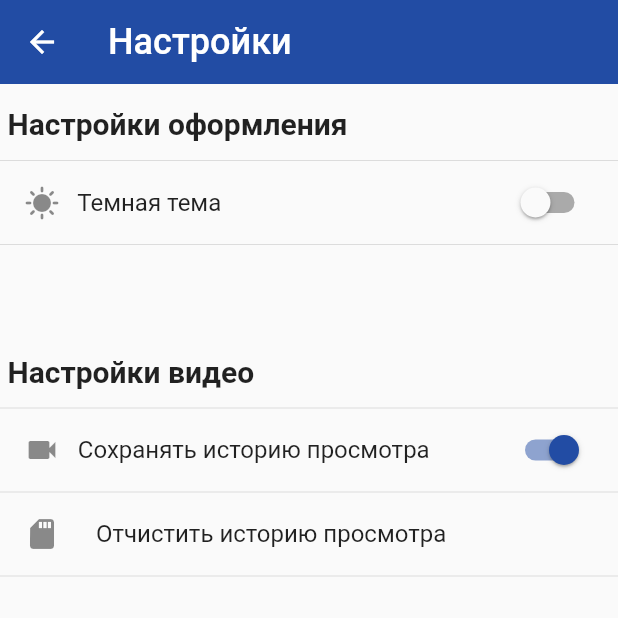
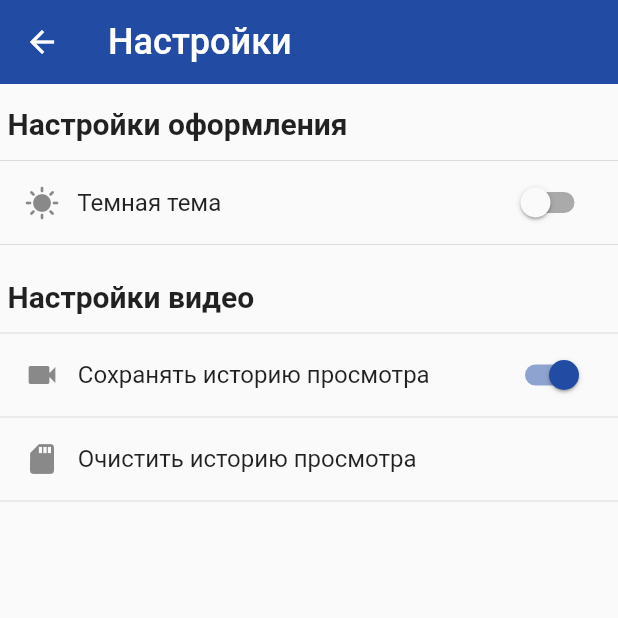
Before and after one commit to themickey03/OpenUniversityRSVPU, a Flutter app: the screen it shows after launch, item 3 of the bottom bar chosen, after a tap on "Настройки", on a phone screen of 412 x 824 dp, the top half of it. Run offline on Flutter 3.47's test engine with Material 2 defaults, Android fonts, the phone set to English and light mode, and no system bars; our stand-ins replace better_player, easy_search_bar, shared_preferences; network calls fail.

Commit message:
bug fix: visual changes on text

```diff
--- a/lib/About/AboutWidget.dart
+++ b/lib/About/AboutWidget.dart
@@ -75,11 +75,6 @@ class _AboutWidgetState extends State<AboutWidget> {
                 trailing: const Icon(Icons.arrow_forward_ios, size: 15.0),
               ),
               const Divider(),
-              const SizedBox(
-                height: 40,
-                child: Text(""),
-              ),
-              const Divider(),
               // ListTile(
               //   onTap: (){
               //     Navigator.of(context).push(
--- a/lib/About/Settings/AppSettings.dart
+++ b/lib/About/Settings/AppSettings.dart
@@ -111,10 +111,6 @@ class _AppSettingsWidgetState extends State<AppSettingsWidget> {
                 },
               ),
               const Divider(),
-              const SizedBox(
-                height: 50,
-                child: Text(""),
-              ),
               const Padding(
                 padding: EdgeInsets.only(
                     top: 15.0, left: 5.0, right: 5.0, bottom: 5.0),
@@ -210,11 +206,16 @@ class _AppSettingsWidgetState extends State<AppSettingsWidget> {
                     },
                   );
                 },
-                child: const ListTile(
+                child: ListTile(
                   visualDensity: VisualDensity(horizontal: -4, vertical: -4),
-                  title: Text("Отчистить историю просмотра",
-                      style: TextStyle(fontSize: 16)),
-                  leading: Icon(Icons.sd_storage),
+                  title: Row(
+                    children: [
+                      Icon(Icons.sd_storage),
+                      const Expanded(
+                          child: Text("   Очистить историю просмотра",
+                              style: TextStyle(fontSize: 16))),
+                    ]
+                  ),
                 ),
               ),
               const Divider()
```
